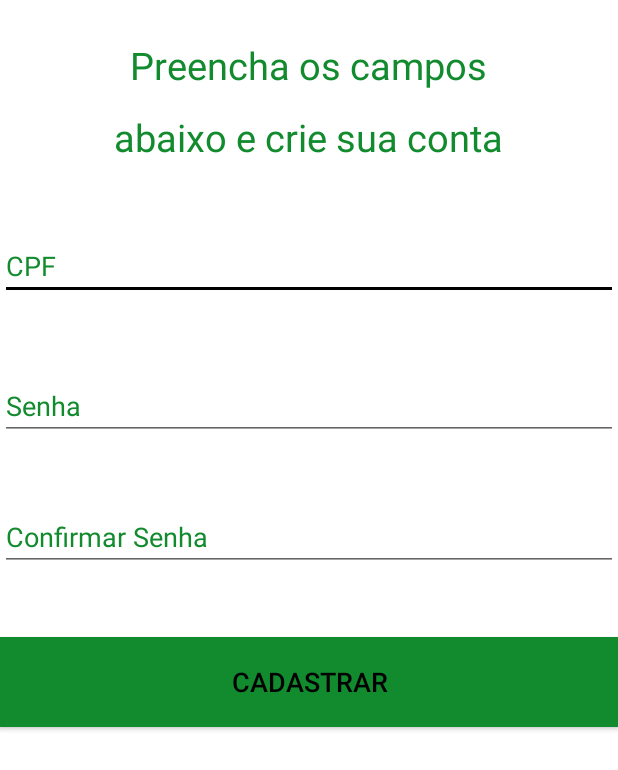
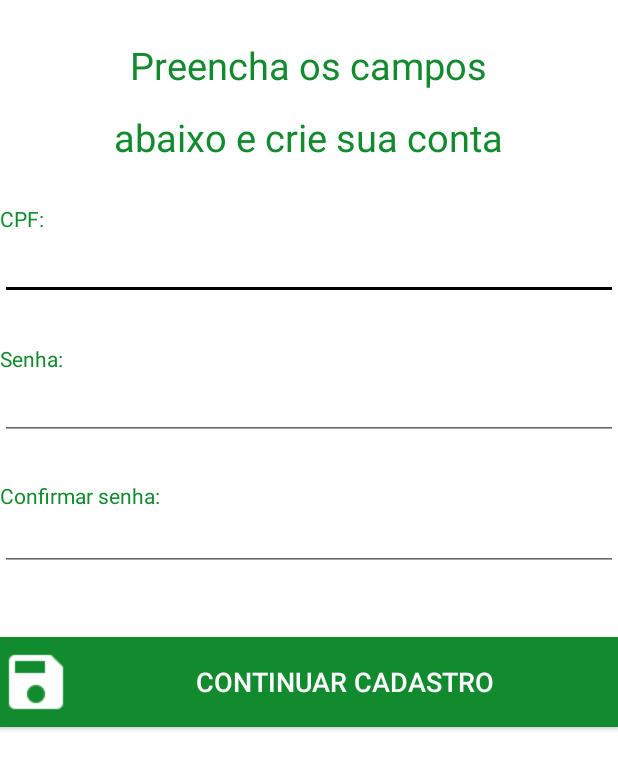
Before and after one commit to apdiegosilva/City360, an Android app: the CadastroCidadaoActivity screen opened directly, with no data from a screen before it, on a phone screen of 412 x 824 dp. Shown: the top 770 px of the screen. Run offline under Robolectric (Android 15) with nearby library versions, the phone set to English and light mode, and no system bars.

Commit message:
Terminado tela Cadastro 1 cidadão

```diff
--- a/app/src/main/java/city360/fernandosoares/com/city360/CadastroCidadaoActivity.java
+++ b/app/src/main/java/city360/fernandosoares/com/city360/CadastroCidadaoActivity.java
@@ -5,21 +5,42 @@ import android.support.v7.app.AppCompatActivity;
 import android.os.Bundle;
 import android.view.View;
 import android.widget.Button;
+import android.widget.TextView;
+import android.widget.Toast;
+
+import org.w3c.dom.Text;
 
 public class CadastroCidadaoActivity extends AppCompatActivity {
 
     private Button btnCadastrar;
+    private TextView txtCpf;
+    private TextView txtSenha;
+    private TextView txtConfirmaSenha;
 
     @Override
     protected void onCreate(Bundle savedInstanceState) {
         super.onCreate(savedInstanceState);
         setContentView(R.layout.activity_cadastro_cidadao);
         btnCadastrar = (Button) findViewById(R.id.btnCadastrarId);
+        txtCpf = (TextView) findViewById(R.id.txtCpfId);
+        txtSenha = (TextView) findViewById(R.id.txtSenhaId);
+        txtConfirmaSenha = (TextView) findViewById(R.id.txtConfirmarSenhaId);
 
         btnCadastrar.setOnClickListener(new View.OnClickListener() {
             @Override
             public void onClick(View view) {
-                startActivity(new Intent(CadastroCidadaoActivity.this, CadastroCidadaoFinalActivity.class));
+                String cpf = txtCpf.getText().toString().trim();
+                String senha = txtSenha.getText().toString().trim();
+                String confirmarSenha = txtConfirmaSenha.getText().toString().trim();
+                if(cpf.equals("") || senha.equals("") || confirmarSenha.equals("")){
+                    Toast.makeText(CadastroCidadaoActivity.this, "Preecha todos os campos antes de prosseguir", Toast.LENGTH_SHORT).show();
+                }else if(! senha.equals(confirmarSenha)){
+                    Toast.makeText(CadastroCidadaoActivity.this, "As senhas estão diferentes, confira !", Toast.LENGTH_SHORT).show();
+                }
+                else{
+                    startActivity(new Intent(CadastroCidadaoActivity.this, CadastroCidadaoFinalActivity.class));
+                }
+
             }
         });
             }
--- a/app/src/main/java/city360/fernandosoares/com/city360/LoginCidadaoActivity.java
+++ b/app/src/main/java/city360/fernandosoares/com/city360/LoginCidadaoActivity.java
@@ -7,8 +7,6 @@ import android.view.View;
 import android.widget.Button;
 import android.widget.TextView;
 import android.widget.Toast;
-
-import org.w3c.dom.Text;
 
 public class LoginCidadaoActivity extends AppCompatActivity {
 
@@ -28,7 +26,7 @@ public class LoginCidadaoActivity extends AppCompatActivity {
         CriarConta = (TextView) findViewById(R.id.txtCriarContaId);
         EsqueciSenha = (TextView) findViewById(R.id.txtEsqueciSenhaId);
         cpf = (TextView) findViewById(R.id.extCpfId);
-        senha = (TextView) findViewById(R.id.etxtSenhaId);
+        senha = (TextView) findViewById(R.id.txtSenhaId);
 
         btnAcessar.setOnClickListener(new View.OnClickListener() {
             @Override
@@ -36,7 +34,7 @@ public class LoginCidadaoActivity extends AppCompatActivity {
                 String senhaDigitada = senha.getText().toString().trim();
                 String cpfDigitado = cpf.getText().toString().trim();
                 if (senhaDigitada.equals("") || cpfDigitado.equals("")){
-                    Toast.makeText(LoginCidadaoActivity.this, "DIGITE TODOS OS DADOS ANTES DE PROSSEGUIR", Toast.LENGTH_SHORT).show();
+                    Toast.makeText(LoginCidadaoActivity.this, "Digite todos os dados antes de prosseguir !", Toast.LENGTH_SHORT).show();
                 }else{
                     startActivity(new Intent(LoginCidadaoActivity.this, PrincipalCidadaoActivity.class));
                 }
--- a/app/src/main/res/layout/activity_cadastro_cidadao.xml
+++ b/app/src/main/res/layout/activity_cadastro_cidadao.xml
@@ -30,7 +30,7 @@
         android:textSize="25sp" />
 
     <EditText
-        android:id="@+id/etxtCpfId"
+        android:id="@+id/txtCpfId"
         android:layout_width="wrap_content"
         android:layout_height="wrap_content"
         android:layout_alignParentEnd="true"
@@ -40,37 +40,34 @@
         android:layout_below="@+id/textView6"
         android:layout_marginTop="46dp"
         android:ems="10"
-        android:hint="CPF"
         android:inputType="number"
         android:textColorHint="@color/Verde" />
 
     <EditText
-        android:id="@+id/etxtSenhaId"
+        android:id="@+id/txtSenhaId"
         android:layout_width="wrap_content"
         android:layout_height="wrap_content"
-        android:layout_alignLeft="@+id/etxtCpfId"
+        android:layout_alignLeft="@+id/txtCpfId"
         android:layout_alignParentEnd="true"
         android:layout_alignParentRight="true"
-        android:layout_alignStart="@+id/etxtCpfId"
-        android:layout_below="@+id/etxtCpfId"
+        android:layout_alignStart="@+id/txtCpfId"
+        android:layout_below="@+id/txtCpfId"
         android:layout_marginTop="48dp"
         android:ems="10"
-        android:hint="Senha"
         android:inputType="textPassword"
         android:textColorHint="@color/Verde" />
 
     <EditText
-        android:id="@+id/etxtConfirmarSenhaId"
+        android:id="@+id/txtConfirmarSenhaId"
         android:layout_width="wrap_content"
         android:layout_height="wrap_content"
-        android:layout_alignLeft="@+id/etxtSenhaId"
+        android:layout_alignLeft="@+id/txtSenhaId"
         android:layout_alignParentEnd="true"
         android:layout_alignParentRight="true"
-        android:layout_alignStart="@+id/etxtSenhaId"
-        android:layout_below="@+id/etxtSenhaId"
+        android:layout_alignStart="@+id/txtSenhaId"
+        android:layout_below="@+id/txtSenhaId"
         android:layout_marginTop="42dp"
         android:ems="10"
-        android:hint="Confirmar Senha"
         android:inputType="textPassword"
         android:textColorHint="@color/Verde" />
 
@@ -78,15 +75,51 @@
         android:id="@+id/btnCadastrarId"
         android:layout_width="150dp"
         android:layout_height="60dp"
-        android:layout_alignEnd="@+id/etxtConfirmarSenhaId"
-        android:layout_alignLeft="@+id/etxtConfirmarSenhaId"
-        android:layout_alignRight="@+id/etxtConfirmarSenhaId"
-        android:layout_alignStart="@+id/etxtConfirmarSenhaId"
-        android:layout_below="@+id/etxtConfirmarSenhaId"
+        android:layout_alignEnd="@+id/txtConfirmarSenhaId"
+        android:layout_alignLeft="@+id/txtConfirmarSenhaId"
+        android:layout_alignRight="@+id/txtConfirmarSenhaId"
+        android:layout_alignStart="@+id/txtConfirmarSenhaId"
+        android:layout_below="@+id/txtConfirmarSenhaId"
         android:layout_marginTop="44dp"
         android:background="@color/Verde"
-        android:text="CADASTRAR"
-        android:textColor="@color/texto_meio_tela"
+        android:drawableLeft="@drawable/salvar"
+        android:text="continuar cadastro"
+        android:textColor="@color/Fundo_app"
         android:textSize="18dp" />
 
+    <TextView
+        android:id="@+id/textView16"
+        android:layout_width="wrap_content"
+        android:layout_height="wrap_content"
+        android:layout_alignParentLeft="true"
+        android:layout_alignParentStart="true"
+        android:layout_below="@+id/textView6"
+        android:layout_marginTop="27dp"
+        android:text="CPF:"
+        android:textColor="@color/Verde" />
+
+    <TextView
+        android:id="@+id/textView17"
+        android:layout_width="wrap_content"
+        android:layout_height="wrap_content"
+        android:layout_alignParentLeft="true"
+        android:layout_alignParentStart="true"
+        android:layout_below="@+id/txtCpfId"
+        android:layout_marginTop="29dp"
+        android:text="Senha:"
+        android:textColor="@color/Verde"
+        tools:text="Senha:" />
+
+    <TextView
+        android:id="@+id/textView18"
+        android:layout_width="wrap_content"
+        android:layout_height="wrap_content"
+        android:layout_alignParentLeft="true"
+        android:layout_alignParentStart="true"
+        android:layout_below="@+id/txtSenhaId"
+        android:layout_marginTop="27dp"
+        android:text="Confirmar senha:"
+        android:textColor="@color/Verde"
+        tools:text="Confirmar senha:" />
+
 </RelativeLayout>
```
Also changed, not shown: app/src/main/java/city360/fernandosoares/com/city360/RelatarActivity.java (+47 -10 lines), app/src/main/res/layout/activity_login_cidadao.xml (+6 -6 lines), app/src/main/res/layout/activity_login_servidor.xml (+6 -6 lines), app/src/main/res/layout/activity_principal_cidadao.xml (+4 -4 lines), app/src/main/res/layout/activity_relatar.xml (+4 -3 lines), app/src/main/res/layout/activity_solucoes.xml (+9 -24 lines), app/src/main/res/drawable/delete.png (added).
